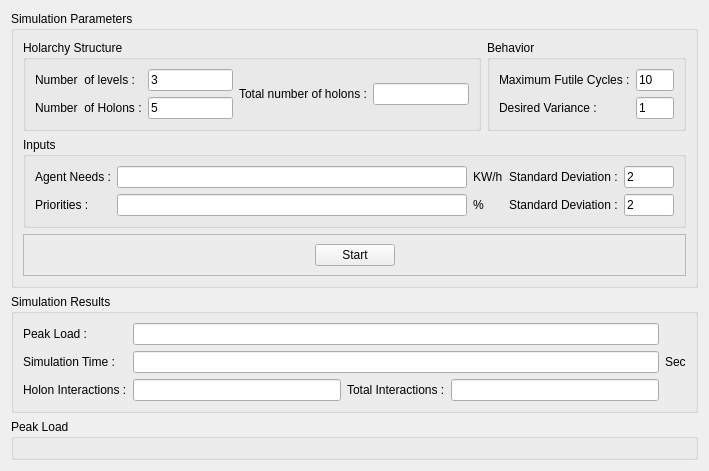
Old version of the form Holonic_Simulation/Simulation/Simulation.ui in the repository nejatafshar/Holonic-Simulation.
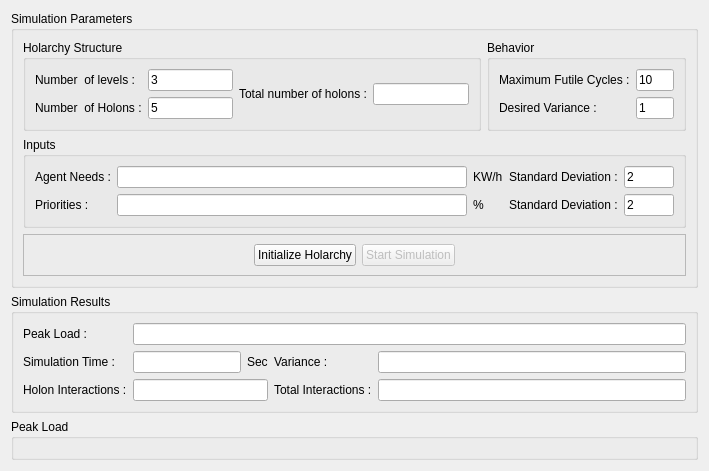
New version of the form. Custom widgets are drawn as their Qt base class.

Commit message: Add initialize button and variance output

```diff
--- a/Holonic_Simulation/Simulation/Simulation.ui
+++ b/Holonic_Simulation/Simulation/Simulation.ui
@@ -227,6 +227,16 @@
         </property>
         <layout class="QGridLayout" name="gridLayout_4">
          <item row="1" column="2">
+          <widget class="QPushButton" name="startBut">
+           <property name="enabled">
+            <bool>false</bool>
+           </property>
+           <property name="text">
+            <string>Start Simulation</string>
+           </property>
+          </widget>
+         </item>
+         <item row="1" column="3">
           <spacer name="horizontalSpacer">
            <property name="orientation">
             <enum>Qt::Horizontal</enum>
@@ -253,9 +263,9 @@
           </spacer>
          </item>
          <item row="1" column="1">
-          <widget class="QPushButton" name="startBut">
+          <widget class="QPushButton" name="initializeHolarchyBut">
            <property name="text">
-            <string>Start</string>
+            <string>Initialize Holarchy</string>
            </property>
           </widget>
          </item>
@@ -265,6 +275,24 @@
      </layout>
     </widget>
    </item>
+   <item row="3" column="0" colspan="2">
+    <widget class="QGroupBox" name="groupBox_6">
+     <property name="sizePolicy">
+      <sizepolicy hsizetype="Preferred" vsizetype="Preferred">
+       <horstretch>0</horstretch>
+       <verstretch>3</verstretch>
+      </sizepolicy>
+     </property>
+     <property name="title">
+      <string>Peak Load</string>
+     </property>
+     <layout class="QGridLayout" name="gridLayout_6">
+      <item row="0" column="0">
+       <widget class="CustomPlot" name="peakLoadPlot" native="true"/>
+      </item>
+     </layout>
+    </widget>
+   </item>
    <item row="2" column="0" colspan="2">
     <widget class="QGroupBox" name="groupBox_4">
      <property name="sizePolicy">
@@ -277,30 +305,10 @@
       <string>Simulation Results</string>
      </property>
      <layout class="QGridLayout" name="gridLayout_2">
-      <item row="4" column="3">
-       <widget class="QLineEdit" name="totalInteractions_lineEdit">
+      <item row="2" column="5">
+       <widget class="QLabel" name="label_9">
         <property name="text">
-         <string/>
-        </property>
-        <property name="readOnly">
-         <bool>true</bool>
-        </property>
-       </widget>
-      </item>
-      <item row="0" column="0">
-       <widget class="QLabel" name="label_3">
-        <property name="text">
-         <string>Peak Load :</string>
-        </property>
-       </widget>
-      </item>
-      <item row="4" column="1">
-       <widget class="QLineEdit" name="holonInteractions_lineEdit">
-        <property name="text">
-         <string/>
-        </property>
-        <property name="readOnly">
-         <bool>true</bool>
+         <string>Variance :</string>
         </property>
        </widget>
       </item>
@@ -311,20 +319,10 @@
         </property>
        </widget>
       </item>
-      <item row="4" column="2">
-       <widget class="QLabel" name="label_8">
+      <item row="0" column="0">
+       <widget class="QLabel" name="label_3">
         <property name="text">
-         <string>Total Interactions :</string>
-        </property>
-       </widget>
-      </item>
-      <item row="0" column="1" colspan="3">
-       <widget class="QLineEdit" name="peakLoad_lineEdit">
-        <property name="text">
-         <string/>
-        </property>
-        <property name="readOnly">
-         <bool>true</bool>
+         <string>Peak Load :</string>
         </property>
        </widget>
       </item>
@@ -352,23 +350,52 @@
         </property>
        </widget>
       </item>
-     </layout>
-    </widget>
-   </item>
-   <item row="3" column="0" colspan="2">
-    <widget class="QGroupBox" name="groupBox_6">
-     <property name="sizePolicy">
-      <sizepolicy hsizetype="Preferred" vsizetype="Preferred">
-       <horstretch>0</horstretch>
-       <verstretch>3</verstretch>
-      </sizepolicy>
-     </property>
-     <property name="title">
-      <string>Peak Load</string>
-     </property>
-     <layout class="QGridLayout" name="gridLayout_6">
-      <item row="0" column="0">
-       <widget class="CustomPlot" name="peakLoadPlot" native="true"/>
+      <item row="2" column="6">
+       <widget class="QLineEdit" name="variance_lineEdit">
+        <property name="text">
+         <string/>
+        </property>
+        <property name="readOnly">
+         <bool>true</bool>
+        </property>
+       </widget>
+      </item>
+      <item row="0" column="1" colspan="6">
+       <widget class="QLineEdit" name="peakLoad_lineEdit">
+        <property name="text">
+         <string/>
+        </property>
+        <property name="readOnly">
+         <bool>true</bool>
+        </property>
+       </widget>
+      </item>
+      <item row="4" column="6">
+       <widget class="QLineEdit" name="totalInteractions_lineEdit">
+        <property name="text">
+         <string/>
+        </property>
+        <property name="readOnly">
+         <bool>true</bool>
+        </property>
+       </widget>
+      </item>
+      <item row="4" column="5">
+       <widget class="QLabel" name="label_8">
+        <property name="text">
+         <string>Total Interactions :</string>
+        </property>
+       </widget>
+      </item>
+      <item row="4" column="1" colspan="4">
+       <widget class="QLineEdit" name="holonInteractions_lineEdit">
+        <property name="text">
+         <string/>
+        </property>
+        <property name="readOnly">
+         <bool>true</bool>
+        </property>
+       </widget>
       </item>
      </layout>
     </widget>
```
The commit also changes 2 other files.
